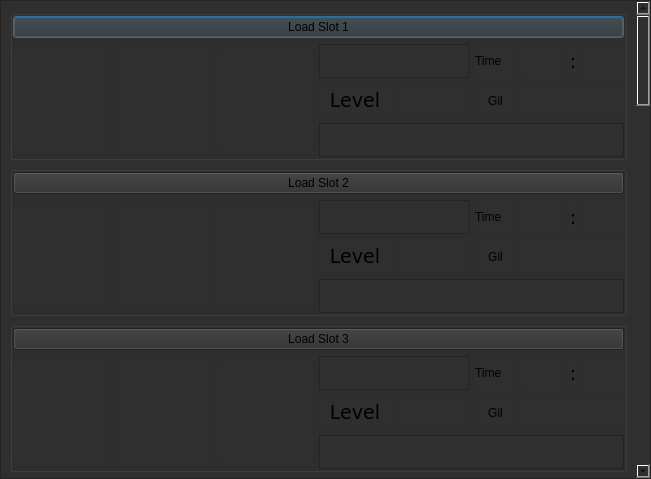
The window that slotselect.ui (sithlord48/blackchocobo) describes before a commit, drawn with Qt 5.
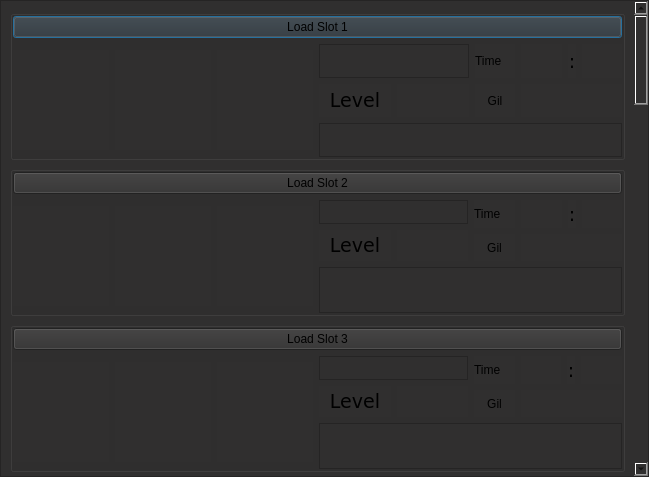
The same window after the commit. Icons and pictures are not drawn.

Commit message: tweaked the "empty" message for the slot select dialog, lupdate to remove one obsolete string.

```diff
--- a/slotselect.ui
+++ b/slotselect.ui
@@ -9,8 +9,8 @@
    <rect>
     <x>0</x>
     <y>0</y>
-    <width>651</width>
-    <height>479</height>
+    <width>649</width>
+    <height>477</height>
    </rect>
   </property>
   <property name="sizePolicy">
@@ -87,7 +87,7 @@
        <rect>
         <x>0</x>
         <y>0</y>
-        <width>629</width>
+        <width>627</width>
         <height>2346</height>
        </rect>
       </property>
@@ -435,6 +435,9 @@
               <property name="alignment">
                <set>Qt::AlignRight|Qt::AlignTrailing|Qt::AlignVCenter</set>
               </property>
+              <property name="wordWrap">
+               <bool>true</bool>
+              </property>
               <property name="slot_select_label" stdset="0">
                <bool>true</bool>
               </property>
@@ -742,6 +745,12 @@
           </item>
           <item row="3" column="1" colspan="2">
            <widget class="QLabel" name="s2_lbl_loc">
+            <property name="sizePolicy">
+             <sizepolicy hsizetype="Preferred" vsizetype="MinimumExpanding">
+              <horstretch>0</horstretch>
+              <verstretch>0</verstretch>
+             </sizepolicy>
+            </property>
             <property name="styleSheet">
              <string notr="true"/>
             </property>
@@ -1056,6 +1065,12 @@
           </item>
           <item row="3" column="1" colspan="2">
            <widget class="QLabel" name="s3_lbl_loc">
+            <property name="sizePolicy">
+             <sizepolicy hsizetype="Preferred" vsizetype="MinimumExpanding">
+              <horstretch>0</horstretch>
+              <verstretch>0</verstretch>
+             </sizepolicy>
+            </property>
             <property name="styleSheet">
              <string notr="true"/>
             </property>
```
Left out of the diff: 66 changed lines with no effect on the pictures. The commit also changes 5 other files.
